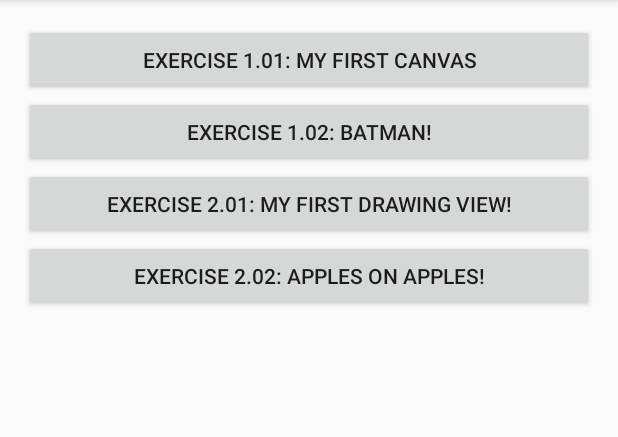
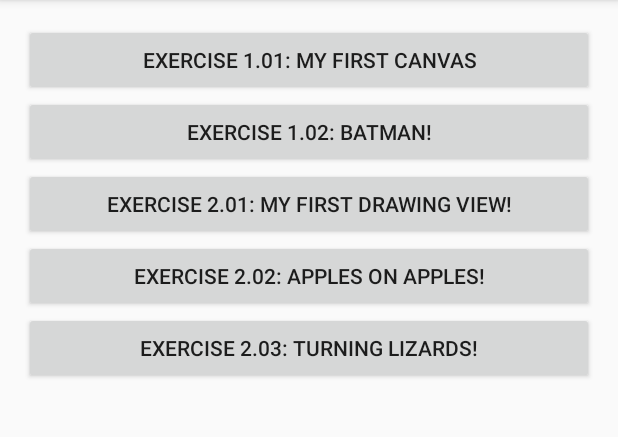
Before and after one commit to sergiandreplace/canvas_workshop, an Android app: the screen it shows after launch (MainActivity), on a phone screen of 412 x 824 dp, the part 84-521 px from its top. Run offline under Robolectric (Android 15) with nearby library versions, the phone set to English and light mode, and no system bars.

Commit message:
Turn those lizards

```diff
--- a/app/src/main/AndroidManifest.xml
+++ b/app/src/main/AndroidManifest.xml
@@ -20,6 +20,7 @@
         <activity android:name=".activity.BatmanActivity" android:label="@string/ex1_02_name"/>
         <activity android:name=".activity.MyFirstDrawingViewActivity" android:label="@string/ex2_01_name"/>
         <activity android:name=".activity.MaskedImageActivity" android:label="@string/ex2_02_name"/>
+        <activity android:name=".activity.TurningLizardsActivity" android:label="@string/ex2_03_name"/>
     </application>
 
 </manifest>
--- a/app/src/main/java/com/sergiandreplace/canvas/activity/MainActivity.java
+++ b/app/src/main/java/com/sergiandreplace/canvas/activity/MainActivity.java
@@ -36,6 +36,7 @@ public class MainActivity extends ActionBarActivity {
         setupButton(R.id.ex1_02, BatmanActivity.class);
         setupButton(R.id.ex2_01, MyFirstDrawingViewActivity.class);
         setupButton(R.id.ex2_02, MaskedImageActivity.class);
+        setupButton(R.id.ex2_03, TurningLizardsActivity.class);
     }
     @Override
     public boolean onCreateOptionsMenu(Menu menu) {
--- a/app/src/main/res/layout/activity_main.xml
+++ b/app/src/main/res/layout/activity_main.xml
@@ -40,6 +40,12 @@
                 android:layout_height="wrap_content"
                 android:layout_gravity="center_horizontal|top"
                 android:text="@string/ex2_02_name" />
+            <Button
+                android:id="@+id/ex2_03"
+                android:layout_width="match_parent"
+                android:layout_height="wrap_content"
+                android:layout_gravity="center_horizontal|top"
+                android:text="@string/ex2_03_name" />
         </LinearLayout>
     </ScrollView>
 
--- a/app/src/main/res/values/strings.xml
+++ b/app/src/main/res/values/strings.xml
@@ -8,5 +8,6 @@
     <string name="ex1_02_name">Exercise 1.02: Batman!</string>
     <string name="ex2_01_name">Exercise 2.01: My first drawing view!</string>
     <string name="ex2_02_name">Exercise 2.02: Apples on apples!</string>
+    <string name="ex2_03_name">Exercise 2.03: Turning lizards!</string>
 
 </resources>
```
Also changed, not shown: app/src/main/java/com/sergiandreplace/canvas/activity/TurningLizardsActivity.java (added, +36 -0 lines), app/src/main/java/com/sergiandreplace/canvas/view/TurningImageView.java (added, +100 -0 lines), app/src/main/res/layout/activity_turning_lizards.xml (added, +12 -0 lines), app/src/main/res/drawable/lizards_by_mc_escher.jpg (added).
